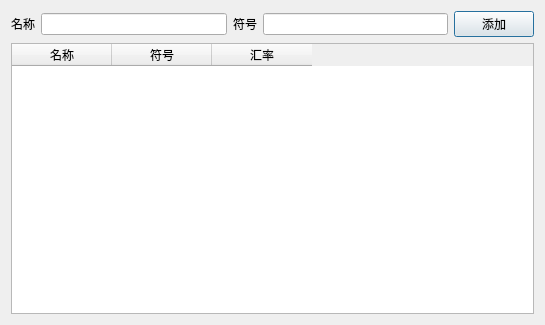
Before: the Qt Designer form jsonmanagedialog.ui in mojovs/CurrencyRateConvertor, drawn with Qt 5.
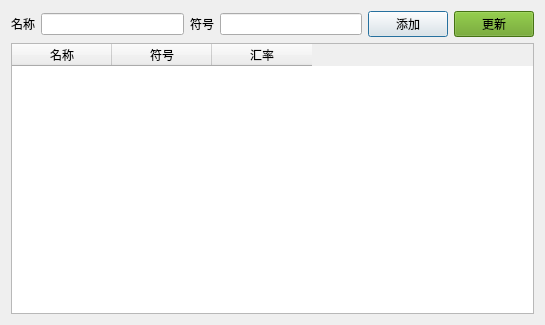
After: the same form once the commit is applied.

```diff
--- a/jsonmanagedialog.ui
+++ b/jsonmanagedialog.ui
@@ -46,6 +46,19 @@
        </property>
       </widget>
      </item>
+     <item>
+      <widget class="QPushButton" name="btnUpdate">
+       <property name="styleSheet">
+        <string notr="true">background-color: rgb(97, 159, 26);
+border-color: rgb(99, 99, 99);
+color: rgb(0, 0, 0);
+selection-background-color: rgb(126, 126, 126);</string>
+       </property>
+       <property name="text">
+        <string>更新</string>
+       </property>
+      </widget>
+     </item>
     </layout>
    </item>
    <item>
```
Left out of the diff: 2 changed lines with no effect on the pictures.
